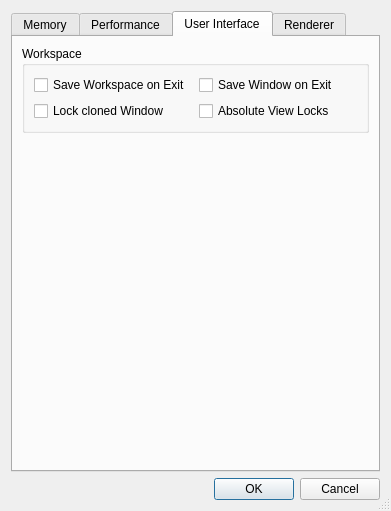
Before: the Qt Designer form ImageVis3D/UI/UI/SettingsDlg.ui in SCIInstitute/ImageVis3D, drawn with Qt 5.
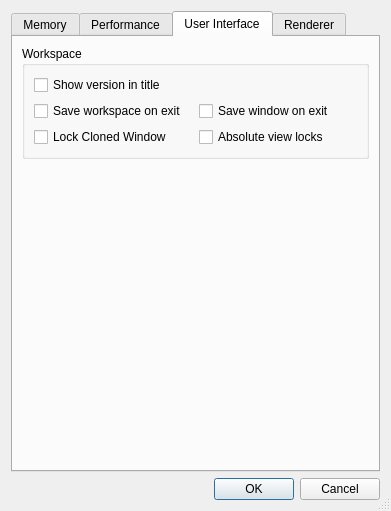
After: the same form once the commit is applied. The open tabs and pages were chosen to show the change.

Commit message: title bar version display can now be disabled in the settings menu

Diff of the .ui file:
```diff
--- a/ImageVis3D/UI/UI/SettingsDlg.ui
+++ b/ImageVis3D/UI/UI/SettingsDlg.ui
@@ -502,31 +502,38 @@
           <string>Workspace</string>
          </property>
          <layout class="QGridLayout" name="gridLayout_4" >
-          <item row="0" column="1" >
+          <item row="1" column="1" >
            <widget class="QCheckBox" name="checkBox_SaveWSPOnExit" >
             <property name="text" >
-             <string>Save Workspace on Exit</string>
+             <string>Save workspace on exit</string>
             </property>
            </widget>
           </item>
-          <item row="0" column="2" >
+          <item row="1" column="2" >
            <widget class="QCheckBox" name="checkBox_SaveGEOOnExit" >
             <property name="text" >
-             <string>Save Window on Exit</string>
+             <string>Save window on exit</string>
             </property>
            </widget>
           </item>
-          <item row="1" column="1" >
+          <item row="2" column="1" >
            <widget class="QCheckBox" name="checkBox_AutoLockClonedWindow" >
             <property name="text" >
-             <string>Lock cloned Window</string>
+             <string>Lock Cloned Window</string>
             </property>
            </widget>
           </item>
-          <item row="1" column="2" >
+          <item row="2" column="2" >
            <widget class="QCheckBox" name="checkBox_AbsoluteViewLocks" >
             <property name="text" >
-             <string>Absolute View Locks</string>
+             <string>Absolute view locks</string>
+            </property>
+           </widget>
+          </item>
+          <item row="0" column="1" >
+           <widget class="QCheckBox" name="checkBox_ShowVersionInTitle" >
+            <property name="text" >
+             <string>Show version in title</string>
             </property>
            </widget>
           </item>
```
The commit also changes 6 other files.
